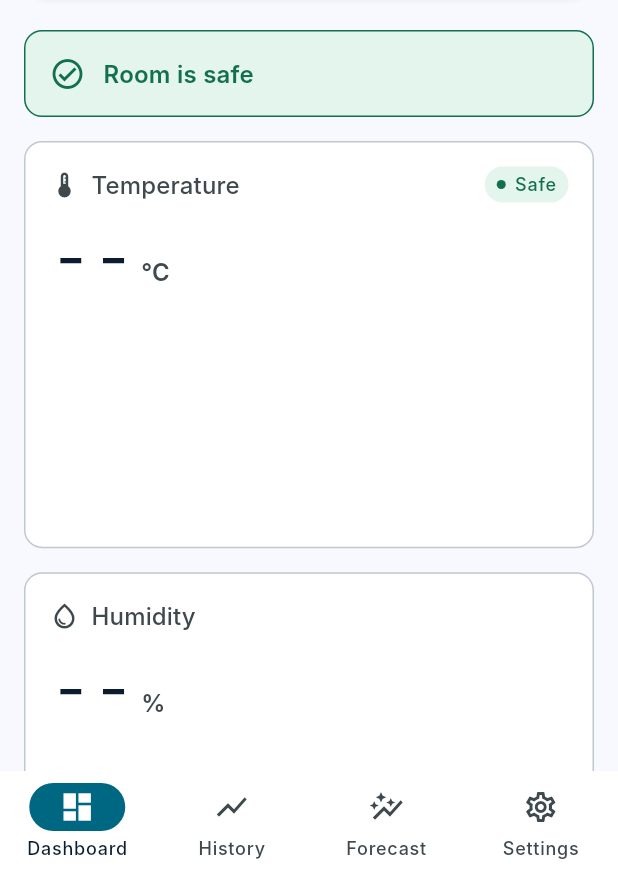
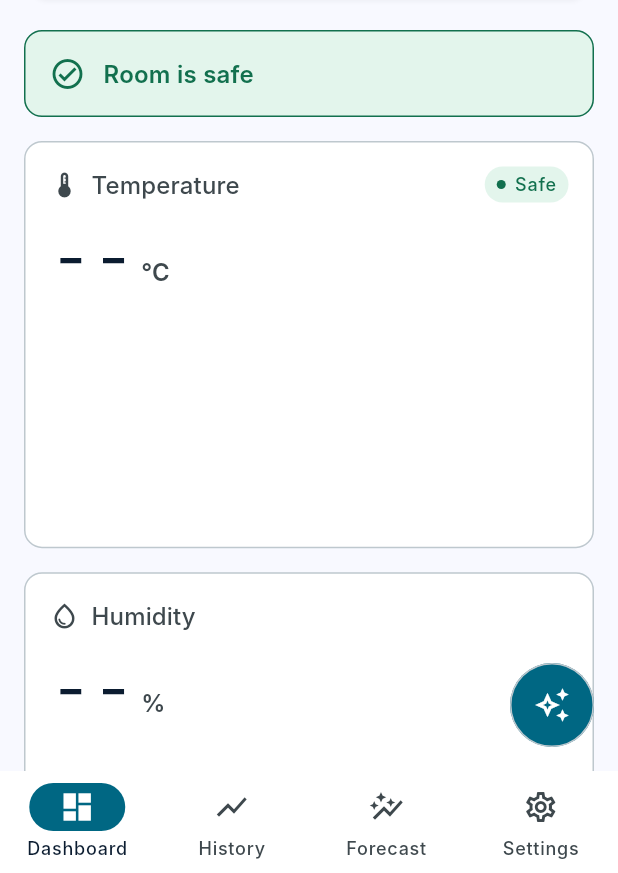
Before and after one commit to Rambolt375/aerosense-app, a Flutter app: the screen it shows once a user with an empty profile is signed in, on a phone screen of 412 x 824 dp, the part 363-1236 px from its top. Run offline on Flutter 3.47's test engine with Material 3 defaults, Android fonts, the phone set to English and light mode, and no system bars; our stand-ins replace firebase_auth, firebase_core, firebase_database, fl_chart, flutter_riverpod, go_router and 3 more; accounts and stored records are empty; Roboto replaces fonts that are missing (Inter).

Commit message:
feat: implement assistant speed dial functionality and remove AskAboutRoomCard
- Completed implementation of Slice 8b: Assistant speed dial, including UI and behavior.
- Removed AskAboutRoomCard from the dashboard to streamline the interface.
- Updated README and DESIGN.md to reflect changes in the profile and speed dial behavior.
- Added tests for speed dial actions, Demo Mode disclosures, and keyboard interactions.
- Adjusted tier banner to display last known status when offline.
- Ensured the speed dial is hidden when the keyboard is open and follows logical focus order.

```diff
--- a/lib/app.dart
+++ b/lib/app.dart
@@ -18,6 +18,7 @@ import 'package:aerosense_app/features/history/history_screen.dart';
 import 'package:aerosense_app/features/profile/profile_screen.dart';
 import 'package:aerosense_app/features/settings/settings_screen.dart';
 import 'package:aerosense_app/shared/demo_ribbon.dart';
+import 'package:aerosense_app/shared/assistant_speed_dial.dart';
 
 // ---------------------------------------------------------------------------
 // Router provider — created once, never rebuilt inside build()
@@ -205,6 +206,7 @@ class AppShellScaffold extends ConsumerWidget {
     final width = MediaQuery.sizeOf(context).width;
     final isDesktop = width >= 900;
     final showNoticeBanner = navigationShell.currentIndex != 0;
+    final keyboardIsOpen = MediaQuery.viewInsetsOf(context).bottom > 0;
 
     // Active pre-ventilation publisher watcher (if designated as publishing device)
     ref.watch(preventivePublisherProvider);
@@ -269,11 +271,17 @@ class AppShellScaffold extends ConsumerWidget {
             Expanded(child: content),
           ],
         ),
+        floatingActionButton: keyboardIsOpen
+            ? null
+            : const AssistantSpeedDial(),
+        floatingActionButtonLocation: FloatingActionButtonLocation.endFloat,
       );
     }
 
     return Scaffold(
       body: content,
+      floatingActionButton: keyboardIsOpen ? null : const AssistantSpeedDial(),
+      floatingActionButtonLocation: FloatingActionButtonLocation.endFloat,
       bottomNavigationBar: NavigationBar(
         height: 68,
         backgroundColor: Theme.of(context).colorScheme.surface,
--- a/lib/features/dashboard/dashboard_screen.dart
+++ b/lib/features/dashboard/dashboard_screen.dart
@@ -7,11 +7,11 @@ import 'package:aerosense_app/core/theme.dart';
 import 'package:aerosense_app/data/models/system_state.dart';
 import 'package:aerosense_app/data/repositories/providers.dart';
 import 'package:aerosense_app/features/dashboard/device_status_provider.dart';
-import 'package:aerosense_app/features/dashboard/widgets/ask_about_room_card.dart';
 import 'package:aerosense_app/features/dashboard/widgets/fan_card.dart';
 import 'package:aerosense_app/features/dashboard/widgets/metric_grid.dart';
 import 'package:aerosense_app/features/dashboard/widgets/tier_banner.dart';
 import 'package:aerosense_app/shared/account_avatar_button.dart';
+import 'package:aerosense_app/shared/assistant_speed_dial.dart';
 
 /// Live dashboard screen with metric tiles, tier banner, and fan control.
 ///
@@ -59,7 +59,12 @@ class _DashboardContent extends StatelessWidget {
     final isDeviceOffline = deviceStatus.isOffline;
 
     Widget content = ListView(
-      padding: EdgeInsets.all(padding),
+      padding: EdgeInsets.fromLTRB(
+        padding,
+        padding,
+        padding,
+        padding + assistantSpeedDialContentInset,
+      ),
       children: [
         Text('Telemetry Readout', style: theme.textTheme.titleLarge),
         const SizedBox(height: 2),
@@ -80,7 +85,13 @@ class _DashboardContent extends StatelessWidget {
           opacity: isDeviceOffline ? 0.45 : 1.0,
           child: Column(
             children: [
-              TierBanner(tier: state.tier, statusMessage: state.statusMessage),
+              TierBanner(
+                tier: state.tier,
+                statusMessage: state.statusMessage,
+                lastKnownAt: isDeviceOffline
+                    ? deviceStatus.formattedTime
+                    : null,
+              ),
               const SizedBox(height: 16),
               MetricGrid(
                 temperature: state.temperature,
@@ -96,8 +107,6 @@ class _DashboardContent extends StatelessWidget {
         const FanCard(),
         const SizedBox(height: 24),
 
-        // Deterministic summary entry (Phase 7b-1)
-        const AskAboutRoomCard(),
         if (kDebugMode) ...[
           const SizedBox(height: 24),
           Center(
@@ -246,7 +255,12 @@ class _DashboardSkeleton extends StatelessWidget {
     final padding = width < 600 ? 16.0 : 24.0;
 
     return ListView(
-      padding: EdgeInsets.all(padding),
+      padding: EdgeInsets.fromLTRB(
+        padding,
+        padding,
+        padding,
+        padding + assistantSpeedDialContentInset,
+      ),
       children: [
         // Tier banner skeleton
         Container(
--- a/lib/features/dashboard/widgets/tier_banner.dart
+++ b/lib/features/dashboard/widgets/tier_banner.dart
@@ -13,10 +13,14 @@ class TierBanner extends StatefulWidget {
     super.key,
     required this.tier,
     required this.statusMessage,
+    this.lastKnownAt,
   });
 
   final Tier tier;
   final String statusMessage;
+
+  /// When supplied, the device is offline and this is its last known tier.
+  final String? lastKnownAt;
 
   @override
   State<TierBanner> createState() => _TierBannerState();
@@ -106,9 +110,14 @@ class _TierBannerState extends State<TierBanner>
     final tierColors = context.tierColors;
 
     final (icon, title) = _tierContent(widget.tier);
-    final solidColor = tierColors.forTier(widget.tier).solid;
-    final containerColor = tierColors.forTier(widget.tier).container;
-    final message = _displayMessage();
+    final isLastKnown = widget.lastKnownAt != null;
+    final solidColor = isLastKnown
+        ? theme.colorScheme.onSurfaceVariant
+        : tierColors.forTier(widget.tier).solid;
+    final containerColor = isLastKnown
+        ? theme.colorScheme.surfaceContainerHighest
+        : tierColors.forTier(widget.tier).container;
+    final message = isLastKnown ? '' : _displayMessage();
 
     return Container(
       width: double.infinity,
@@ -127,7 +136,7 @@ class _TierBannerState extends State<TierBanner>
                 animation: _opacityAnimation,
                 builder: (context, child) {
                   return Opacity(
-                    opacity: widget.tier == Tier.danger
+                    opacity: widget.tier == Tier.danger && !isLastKnown
                         ? _opacityAnimation.value
                         : 1.0,
                     child: child,
@@ -138,7 +147,12 @@ class _TierBannerState extends State<TierBanner>
               const SizedBox(width: 12),
               Expanded(
                 child: Text(
-                  title,
+                  widget.lastKnownAt == null
+                      ? title
+                      : AppStrings.lastKnownTier(
+                          _tierLabel(widget.tier),
+                          widget.lastKnownAt!,
+                        ),
                   style: theme.textTheme.titleMedium?.copyWith(
                     color: solidColor,
                     fontVariations: [const FontVariation('wght', 600)],
@@ -171,4 +185,15 @@ class _TierBannerState extends State<TierBanner>
         return (Icons.error_outline, AppStrings.tierDangerTitle);
     }
   }
+
+  String _tierLabel(Tier tier) {
+    switch (tier) {
+      case Tier.safe:
+        return AppStrings.tierSafeShort;
+      case Tier.medium:
+        return AppStrings.tierCautionShort;
+      case Tier.danger:
+        return AppStrings.tierDangerShort;
+    }
+  }
 }
--- /dev/null
+++ b/lib/shared/assistant_speed_dial.dart
@@ -0,0 +1,185 @@
+import 'package:flutter/material.dart';
+import 'package:flutter/services.dart';
+import 'package:flutter_riverpod/flutter_riverpod.dart';
+import 'package:go_router/go_router.dart';
+import 'package:aerosense_app/core/strings.dart';
+import 'package:aerosense_app/data/repositories/providers.dart';
+import 'package:aerosense_app/features/assistant/assistant_providers.dart';
+import 'package:aerosense_app/features/summary/widgets/summary_sheet.dart';
+
+/// Space reserved at the end of shell scroll views for the floating actions.
+const assistantSpeedDialContentInset = 96.0;
+
+/// Expandable entry point for the deterministic summary and optional assistant.
+///
+/// This belongs to the shell instead of a tab, ensuring every shell screen has
+/// one consistent entry point and that it is absent from full-screen routes.
+class AssistantSpeedDial extends ConsumerStatefulWidget {
+  const AssistantSpeedDial({super.key});
+
+  @override
+  ConsumerState<AssistantSpeedDial> createState() => _AssistantSpeedDialState();
+}
+
+class _AssistantSpeedDialState extends ConsumerState<AssistantSpeedDial> {
+  bool _isExpanded = false;
+  final FocusNode _focusNode = FocusNode(debugLabel: 'assistant-speed-dial');
+
+  @override
+  void dispose() {
+    _focusNode.dispose();
+    super.dispose();
+  }
+
+  void _collapse() {
+    if (_isExpanded) setState(() => _isExpanded = false);
+  }
+
+  void _onMainPressed(bool assistantAvailable) {
+    if (!assistantAvailable) {
+      _openSummary();
+      return;
+    }
+    setState(() => _isExpanded = !_isExpanded);
+    _focusNode.requestFocus();
+  }
+
+  void _openSummary() {
+    _collapse();
+    showModalBottomSheet<void>(
+      context: context,
+      isScrollControlled: true,
+      useSafeArea: true,
+      showDragHandle: true,
+      builder: (_) => const SummarySheet(),
+    );
+  }
+
+  void _openAssistant() {
+    _collapse();
+    context.push('/assistant');
+  }
+
+  @override
+  Widget build(BuildContext context) {
+    final assistantAvailable = ref.watch(assistantEnabledProvider);
+    final isDemo = ref.watch(demoModeProvider);
+    final disableAnimations =
+        MediaQuery.maybeDisableAnimationsOf(context) ?? false;
+    final duration = disableAnimations
+        ? Duration.zero
+        : const Duration(milliseconds: 250);
+    final colorScheme = Theme.of(context).colorScheme;
+
+    return PopScope(
+      canPop: !_isExpanded,
+      onPopInvokedWithResult: (didPop, _) {
+        if (!didPop) _collapse();
+      },
+      child: TapRegion(
+        onTapOutside: (_) => _collapse(),
+        child: FocusTraversalGroup(
+          policy: OrderedTraversalPolicy(),
+          child: Focus(
+            focusNode: _focusNode,
+            onKeyEvent: (_, event) {
+              if (event is KeyDownEvent &&
+                  event.logicalKey == LogicalKeyboardKey.escape) {
+                _collapse();
+                return KeyEventResult.handled;
+              }
+              return KeyEventResult.ignored;
+            },
+            child: Column(
+              mainAxisSize: MainAxisSize.min,
+              crossAxisAlignment: CrossAxisAlignment.end,
+              children: [
+                AnimatedSize(
+                  duration: duration,
+                  curve: Curves.easeOut,
+                  alignment: Alignment.bottomCenter,
+                  child: _isExpanded
+                      ? Column(
+                          crossAxisAlignment: CrossAxisAlignment.end,
+                          children: [
+                            FocusTraversalOrder(
+                              order: const NumericFocusOrder(2),
+                              child: _ActionButton(
+                                icon: Icons.summarize_outlined,
+                                label: AppStrings.summarize,
+                                onPressed: _openSummary,
+                              ),
+                            ),
+                            const SizedBox(height: 12),
+                            FocusTraversalOrder(
+                              order: const NumericFocusOrder(3),
+                              child: _ActionButton(
+                                icon: Icons.forum_outlined,
+                                label: isDemo
+                                    ? AppStrings.askAeroSenseScripted
+                                    : AppStrings.askAeroSense,
+                                onPressed: _openAssistant,
+                              ),
+                            ),
+                            const SizedBox(height: 12),
+                          ],
+                        )
+                      : const SizedBox.shrink(),
+                ),
+                FocusTraversalOrder(
+                  order: const NumericFocusOrder(1),
+                  child: FloatingActionButton(
+                    tooltip: AppStrings.assistantMenu,
+                    elevation: 0,
+                    focusElevation: 0,
+                    hoverElevation: 0,
+                    backgroundColor: colorScheme.secondaryContainer,
+                    foregroundColor: colorScheme.onSecondaryContainer,
+                    shape: CircleBorder(
+                      side: BorderSide(color: colorScheme.outline, width: 1),
+                    ),
+                    onPressed: () => _onMainPressed(assistantAvailable),
+                    child: Icon(
+                      _isExpanded ? Icons.close : Icons.auto_awesome_outlined,
+                    ),
+                  ),
+                ),
+              ],
+            ),
+          ),
+        ),
+      ),
+    );
+  }
+}
+
+class _ActionButton extends StatelessWidget {
+  const _ActionButton({
+    required this.icon,
+    required this.label,
+    required this.onPressed,
+  });
+
+  final IconData icon;
+  final String label;
+  final VoidCallback onPressed;
+
+  @override
+  Widget build(BuildContext context) {
+    final colorScheme = Theme.of(context).colorScheme;
+    return FloatingActionButton.extended(
+      heroTag: label,
+      elevation: 0,
+      focusElevation: 0,
+      hoverElevation: 0,
+      backgroundColor: colorScheme.secondaryContainer,
+      foregroundColor: colorScheme.onSecondaryContainer,
+      shape: StadiumBorder(
+        side: BorderSide(color: colorScheme.outline, width: 1),
+      ),
+      icon: Icon(icon),
+      label: Text(label),
+      onPressed: onPressed,
+    );
+  }
+}
```
Also changed, not shown: lib/core/strings.dart (+7 -0 lines), lib/features/assistant/assistant_screen.dart (+11 -0 lines), lib/features/dashboard/widgets/ask_about_room_card.dart (deleted, +0 -85 lines), lib/features/forecast/forecast_screen.dart (+6 -3 lines), lib/features/history/history_screen.dart (+19 -3 lines), lib/features/settings/settings_screen.dart (+18 -4 lines), 10 other files.
